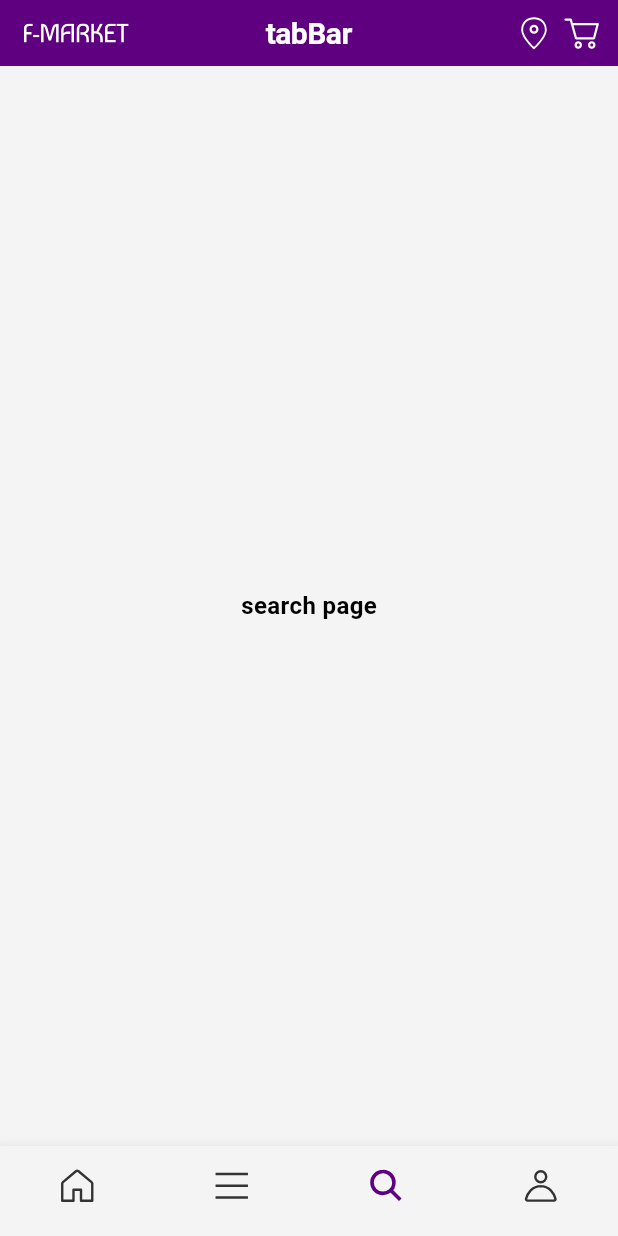
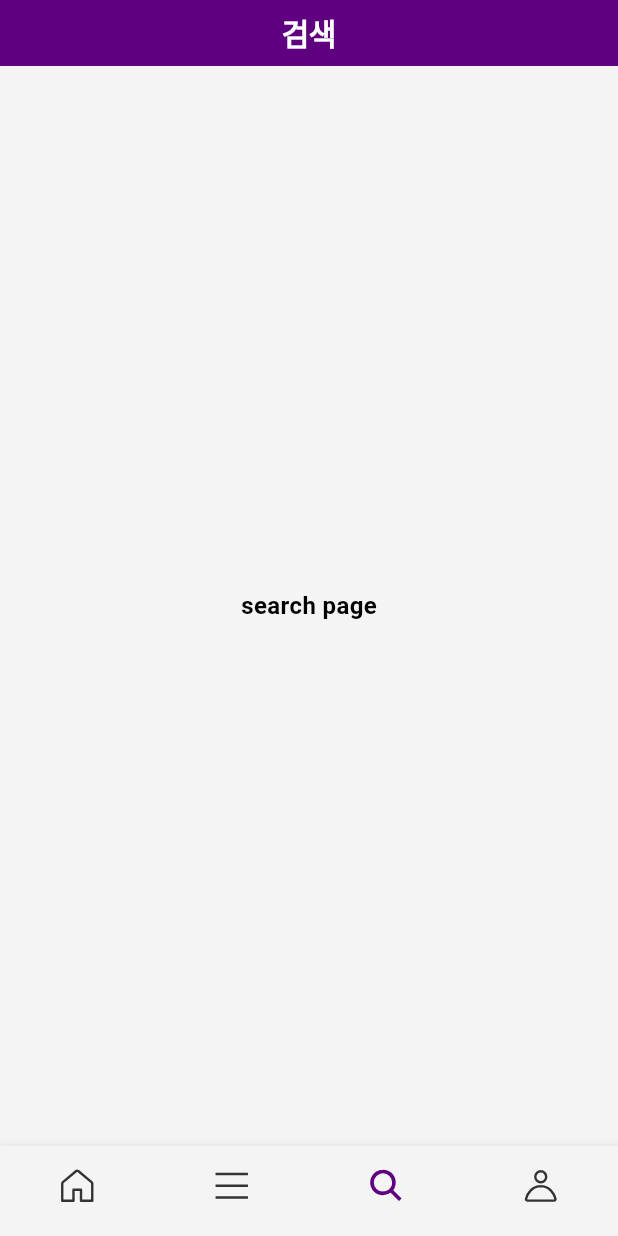
Before and after one commit to jmbaik/fc_ecommerce_app_v1, a Flutter app: the screen it shows after launch, item 3 of the bottom bar chosen, on a phone screen of 412 x 824 dp. Run offline on Flutter 3.47's test engine with Material 3 defaults, Android fonts, the phone set to English and light mode, and no system bars; our stand-ins replace flutter_bloc, flutter_svg, go_router; Roboto replaces fonts that are missing (Pretendard).

Commit message:
app bar 개발

```diff
--- /dev/null
+++ b/lib/presentation/pages/main/component/top_app_bar/default_app_bar.dart
@@ -0,0 +1,28 @@
+import 'package:flutter/material.dart';
+
+import '../../cubit/bottom_nav_cubit.dart';
+
+class DefaultAppBar extends StatelessWidget {
+  const DefaultAppBar(this.bottomNav, {super.key});
+  final BottomNav bottomNav;
+
+  @override
+  Widget build(BuildContext context) {
+    return Container(
+      color: Theme.of(context).colorScheme.primary,
+      padding: EdgeInsets.symmetric(vertical: 6, horizontal: 8),
+      child: AppBar(
+        backgroundColor: Colors.transparent,
+        centerTitle: true,
+        title: Text(
+          bottomNav.toName,
+          style: TextStyle(
+            fontWeight: FontWeight.bold,
+            fontSize: 20,
+            color: Colors.white,
+          ),
+        ),
+      ),
+    );
+  }
+}
--- /dev/null
+++ b/lib/presentation/pages/main/component/top_app_bar/top_app_bar.dart
@@ -0,0 +1,27 @@
+import 'package:flutter/material.dart';
+import 'package:flutter_bloc/flutter_bloc.dart';
+
+import '../../cubit/bottom_nav_cubit.dart';
+import 'default_app_bar.dart';
+import 'home_app_bar.dart';
+
+class TopAppBar extends StatelessWidget implements PreferredSizeWidget {
+  const TopAppBar({super.key});
+
+  @override
+  Widget build(BuildContext context) {
+    return BlocBuilder<BottomNavCubit, BottomNav>(builder: (_, state) {
+      switch (state) {
+        case BottomNav.home:
+          return const HomeAppBar();
+        case BottomNav.search:
+        case BottomNav.user:
+        case BottomNav.category:
+          return DefaultAppBar(state);
+      }
+    });
+  }
+
+  @override
+  Size get preferredSize => Size.fromHeight(44);
+}
--- a/lib/presentation/pages/main/main_screen.dart
+++ b/lib/presentation/pages/main/main_screen.dart
@@ -2,11 +2,11 @@ import 'package:flutter/material.dart';
 import 'package:flutter_bloc/flutter_bloc.dart';
 import 'package:flutter_svg/flutter_svg.dart';
 
-import '../../../core/theme/constant/app_icons.dart';
 import '../category/category_page.dart';
 import '../home/home_page.dart';
 import '../search/search_page.dart';
 import '../user/user_page.dart';
+import 'component/top_app_bar/top_app_bar.dart';
 import 'cubit/bottom_nav_cubit.dart';
 
 class MainScreen extends StatelessWidget {
@@ -27,50 +27,7 @@ class MainScreenView extends StatelessWidget {
   @override
   Widget build(BuildContext context) {
     return Scaffold(
-      appBar: PreferredSize(
-        preferredSize: Size.fromHeight(44),
-        child: Container(
-          color: Theme.of(context).colorScheme.primary,
-          padding: EdgeInsets.symmetric(vertical: 6, horizontal: 8),
-          child: AppBar(
-            backgroundColor: Colors.transparent,
-            leadingWidth: 86,
-            leading: Padding(
-              padding: const EdgeInsets.all(8.0),
-              child: SvgPicture.asset(AppIcons.mainLogo),
-            ),
-            centerTitle: true,
-            title: Text(
-              'tabBar',
-              style: TextStyle(
-                fontWeight: FontWeight.bold,
-                fontSize: 20,
-                color: Colors.white,
-              ),
-            ),
-            actions: [
-              Padding(
-                padding: const EdgeInsets.all(4.0),
-                child: SvgPicture.asset(
-                  AppIcons.location,
-                  colorFilter: ColorFilter.mode(
-                      Theme.of(context).colorScheme.background,
-                      BlendMode.srcIn),
-                ),
-              ),
-              Padding(
-                padding: const EdgeInsets.all(4.0),
-                child: SvgPicture.asset(
-                  AppIcons.cart,
-                  colorFilter: ColorFilter.mode(
-                      Theme.of(context).colorScheme.background,
-                      BlendMode.srcIn),
-                ),
-              )
-            ],
-          ),
-        ),
-      ),
+      appBar: const TopAppBar(),
       body: BlocBuilder<BottomNavCubit, BottomNav>(
         builder: (_, state) {
           switch (state) {
```
Also changed, not shown: lib/presentation/pages/main/component/top_app_bar/home_app_bar.dart (added, +51 -0 lines).
